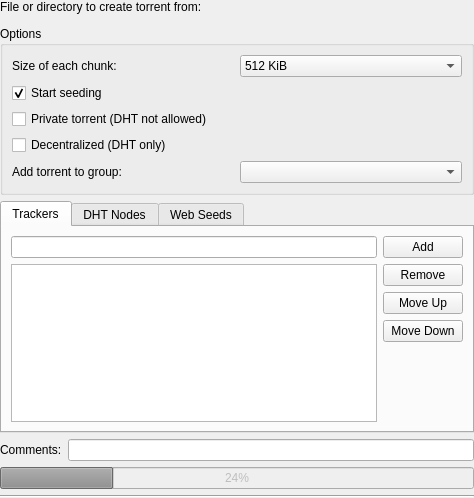
Qt form ktorrent/dialogs/torrentcreatordlg.ui (KDE/ktorrent) before a commit.
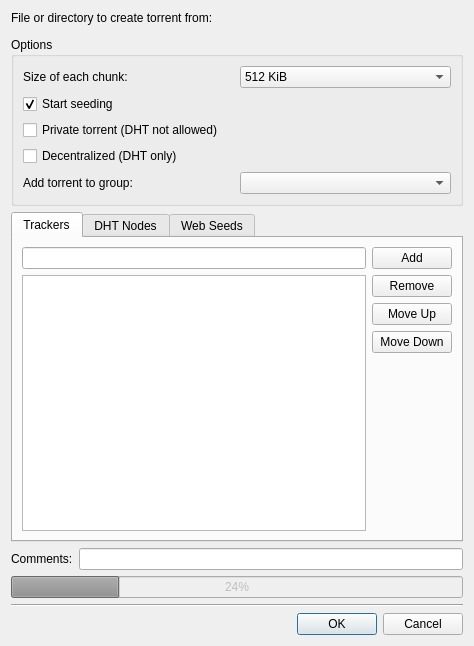
The same form after that commit. Custom widgets are drawn as their Qt base class.

Commit message: Port torrent creator dialog to QDialog

The edit to the form file:
```diff
--- a/ktorrent/dialogs/torrentcreatordlg.ui
+++ b/ktorrent/dialogs/torrentcreatordlg.ui
@@ -1,22 +1,19 @@
 <?xml version="1.0" encoding="UTF-8"?>
 <ui version="4.0">
  <class>TorrentCreatorDlg</class>
- <widget class="QWidget" name="TorrentCreatorDlg">
+ <widget class="QDialog" name="TorrentCreatorDlg">
   <property name="geometry">
    <rect>
     <x>0</x>
     <y>0</y>
     <width>474</width>
-    <height>498</height>
+    <height>646</height>
    </rect>
   </property>
   <property name="windowTitle">
    <string>Create a torrent</string>
   </property>
   <layout class="QVBoxLayout" name="verticalLayout">
-   <property name="margin">
-    <number>0</number>
-   </property>
    <item>
     <widget class="QLabel" name="label">
      <property name="text">
@@ -382,12 +379,19 @@
      </property>
     </widget>
    </item>
+   <item>
+    <widget class="QDialogButtonBox" name="m_buttonBox">
+     <property name="standardButtons">
+      <set>QDialogButtonBox::Cancel|QDialogButtonBox::Ok</set>
+     </property>
+    </widget>
+   </item>
   </layout>
  </widget>
  <customwidgets>
   <customwidget>
    <class>KUrlRequester</class>
-   <extends>QFrame</extends>
+   <extends>QWidget</extends>
    <header>kurlrequester.h</header>
    <container>1</container>
   </customwidget>
```
The commit also changes 2 other files.
